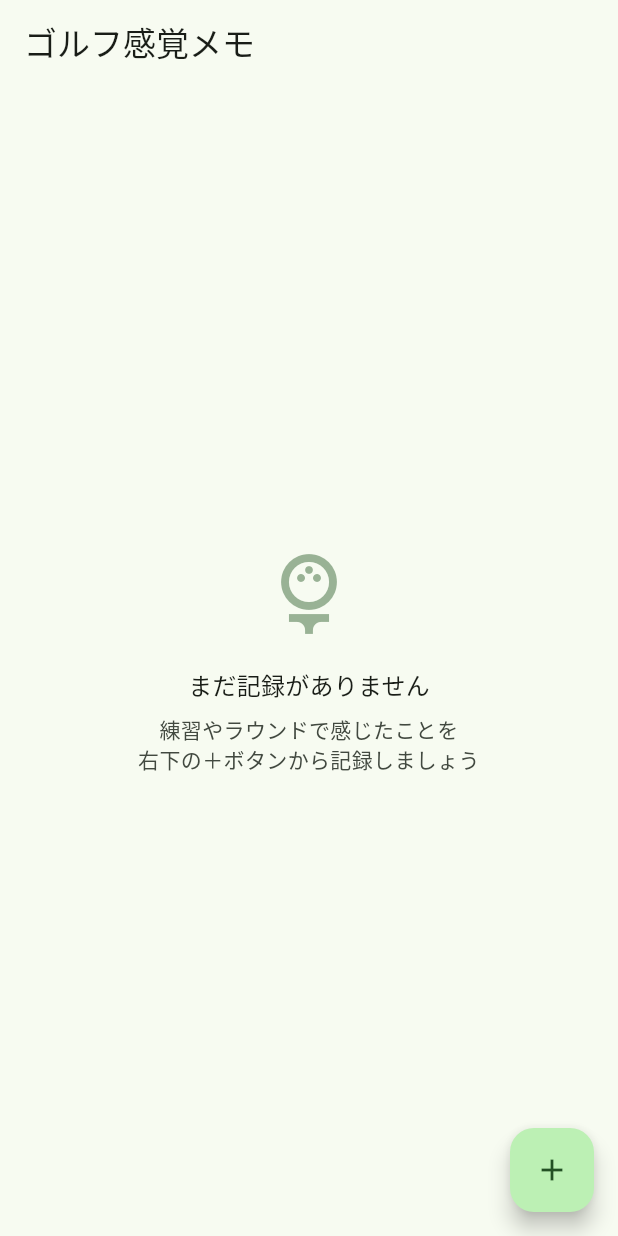
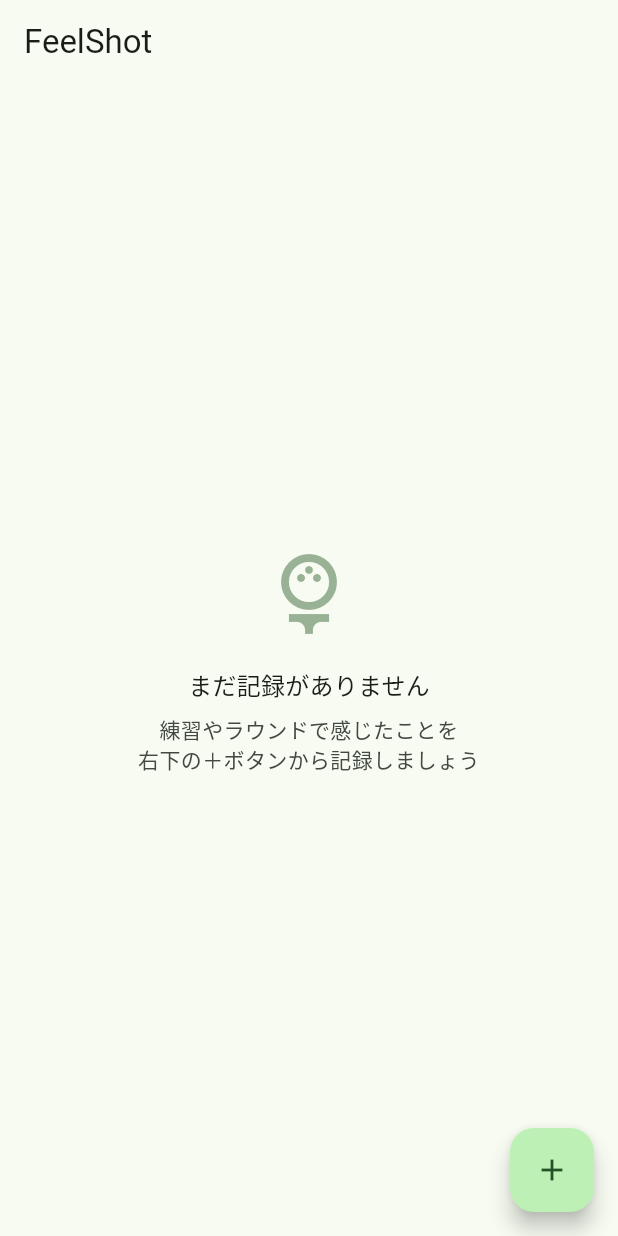
Before and after one commit to mjj-0703/golf-record-app, a Flutter app: the screen it shows after launch, on a phone screen of 412 x 824 dp. Run offline on Flutter 3.47's test engine with Material 3 defaults, Android fonts, the phone set to English and light mode, and no system bars; our stand-ins replace shared_preferences.

Commit message:
Rebrand to FeelShot and refresh app icon.
Use FeelShot on device and FeelShot ゴルフ for App Store, with updated launcher icons and documentation.

Co-authored-by: Cursor <cursoragent@cursor.com>

```diff
--- a/lib/main.dart
+++ b/lib/main.dart
@@ -11,7 +11,7 @@ class GolfRecordApp extends StatelessWidget {
   @override
   Widget build(BuildContext context) {
     return MaterialApp(
-      title: 'ゴルフ感覚メモ',
+      title: 'FeelShot',
       theme: ThemeData(
         colorScheme: ColorScheme.fromSeed(seedColor: Colors.green),
         useMaterial3: true,
--- a/lib/pages/record_list_page.dart
+++ b/lib/pages/record_list_page.dart
@@ -312,7 +312,7 @@ class _RecordListPageState extends State<RecordListPage> {
   @override
   Widget build(BuildContext context) {
     return Scaffold(
-      appBar: AppBar(title: const Text('ゴルフ感覚メモ')),
+      appBar: AppBar(title: const Text('FeelShot')),
       body: _isLoading
           ? const Center(child: CircularProgressIndicator())
           : _records.isEmpty
```
Also changed, not shown: pubspec.yaml (+4 -4 lines), assets/icon/app_icon.png, 52 other files.
